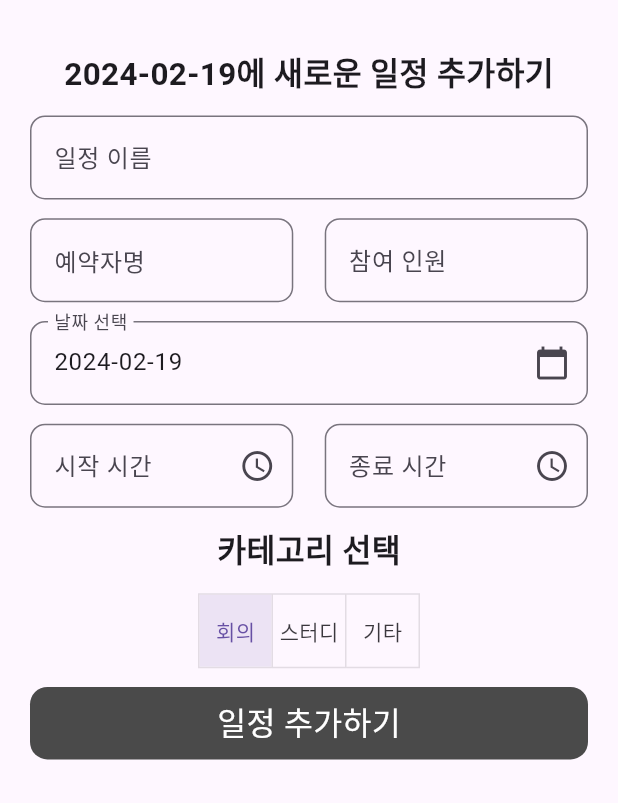
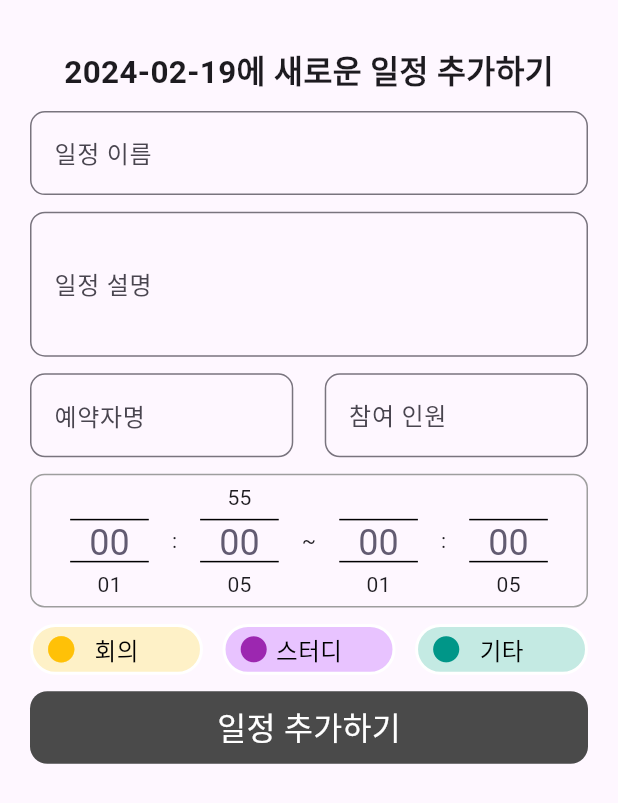
Before and after one commit to skku-comit/Flutter-CoMit-Study-Scheduler-App, a Flutter app: the BottomsheetWidget widget shown alone on an empty page, opened directly, on a phone screen of 412 x 824 dp. Shown: the top 803 px of the screen. Run offline on Flutter 3.47's test engine with Material 3 defaults, Android fonts, the phone set to English and light mode, and no system bars; drawn by our look-alikes of numberpicker; our stand-ins replace cloud_firestore, firebase_auth, firebase_core, firebase_storage, flutter_dotenv, flutter_native_splash and 8 more; accounts and stored records are empty; network calls fail.

```diff
--- a/lib/bottomsheet_widget.dart
+++ b/lib/bottomsheet_widget.dart
@@ -1,13 +1,10 @@
-import 'package:dropdown_button2/dropdown_button2.dart';
 import 'package:flutter/material.dart';
-import 'package:flutter_comit_study_scheduler_app/features/personalization/controllers/user_controller.dart';
 import 'package:flutter_comit_study_scheduler_app/features/reservation/controllers/calendar_controller.dart';
 import 'package:flutter_comit_study_scheduler_app/features/reservation/controllers/create_event_controller.dart';
+import 'package:flutter_comit_study_scheduler_app/timepicker.dart';
 import 'package:flutter_comit_study_scheduler_app/utils/formatters/formatter.dart';
-import 'package:flutter_platform_widgets/flutter_platform_widgets.dart';
 import 'package:flutter_screenutil/flutter_screenutil.dart';
 import 'package:get/get.dart';
-import 'package:get_storage/get_storage.dart';
 
 class BottomsheetWidget extends StatefulWidget {
   BottomsheetWidget({Key? key}) : super(key: key);
@@ -17,13 +14,13 @@ class BottomsheetWidget extends StatefulWidget {
 }
 
 class _BottomsheetWidgetState extends State<BottomsheetWidget> {
-  final List<int> participantCount = [3, 4, 5, 6, 7];
   int? selectedParticipantCount;
   DateTime selectedDate = DateTime.now();
   TimeOfDay selectedStartTime = TimeOfDay.now();
   TimeOfDay selectedEndTime = TimeOfDay.now();
-
-  final List<bool> _selected = <bool>[true, false, false];
+  bool studyClicked = false;
+  bool meetingClicked = false;
+  bool otherClicked = false;
 
   final _formkey = GlobalKey<FormState>();
 
@@ -57,6 +54,20 @@ class _BottomsheetWidgetState extends State<BottomsheetWidget> {
                   ),
                 ),
               ),
+              SizedBox(
+                height: 100.h,
+                child: TextField(
+                  controller: controller.description,
+                  decoration: InputDecoration(
+                    label: Text('일정 설명'),
+                    border: OutlineInputBorder(
+                      borderRadius: BorderRadius.circular(10),
+                    ),
+                  ),
+                  maxLines: null,
+                  expands: true,
+                ),
+              ),
               Row(
                 children: [
                   Expanded(
@@ -84,117 +95,143 @@ class _BottomsheetWidgetState extends State<BottomsheetWidget> {
                   )
                 ],
               ),
-              TextField(
-                controller: controller.date,
-                decoration: InputDecoration(
-                  labelText: '날짜 선택',
-                  border: OutlineInputBorder(
-                    borderRadius: BorderRadius.circular(10),
+              TimePicker(),
+              Row(
+                mainAxisAlignment: MainAxisAlignment.spaceBetween,
+                children: [
+                  InkWell(
+                      customBorder: RoundedRectangleBorder(
+                        borderRadius: BorderRadius.circular(50.r),
                       ),
-                  suffixIcon: IconButton(
-                    icon: Icon(Icons.calendar_today),
-                    onPressed: () async {
-                      final pickedDate = await showPlatformDatePicker(
-                        context: context,
-                        initialDate: selectedDate,
-                        firstDate: DateTime(2000),
-                        lastDate: DateTime(2100),
-                      );
+                      onTap: () {
+                        setState(() {
+                          studyClicked = false;
+                          meetingClicked = !meetingClicked;
+                          otherClicked = false;
+                        });
+                      },
+                      child: Ink(
+                        decoration: BoxDecoration(
+                          borderRadius: BorderRadius.circular(50.r),
+                          color: Color(0xFFFFE873).withOpacity(0.4),
+                          border: meetingClicked
+                              ? Border.all(color: Colors.amber, width: 2)
+                              : Border.all(color: Colors.white, width: 2),
+                        ),
+                        width: 110.w,
+                        height: 35.h,
+                        padding: EdgeInsets.symmetric(horizontal: 8.w),
+                        child: Stack(
+                          children: [
+                            Align(
+                              alignment: Alignment.centerLeft,
+                              child: Icon(
+                                Icons.circle,
+                                color: Colors.amber,
+                                size: 20.sp,
+                              ),
+                            ),
+                            Align(
+                              alignment: Alignment.center,
+                              child: Text(
+                                '회의',
+                                style: TextStyle(
+                                    fontSize: 15.sp, color: Colors.black),
+                              ),
+                            ),
+                          ],
+                        ),
+                      )),
+                  InkWell(
+                    customBorder: RoundedRectangleBorder(
+                      borderRadius: BorderRadius.circular(50.r),
+                    ),
+                    onTap: () {
+                      setState(() {
+                        meetingClicked = false;
 
-                      if (pickedDate != null && pickedDate != selectedDate) {
-                        setState(() {
-                          selectedDate = pickedDate;
-                          controller.date.text =
-                              Formatter.formatDate(pickedDate);
+                        studyClicked = !studyClicked;
+                        otherClicked = false;
                       });
-                      }
                     },
+                    child: Ink(
+                      decoration: BoxDecoration(
+                        borderRadius: BorderRadius.circular(50.r),
+                        color: Color(0xFFC875FF).withOpacity(0.4),
+                        border: studyClicked
+                            ? Border.all(color: Colors.purple, width: 2)
+                            : Border.all(color: Colors.white, width: 2),
+                      ),
+                      width: 110.w,
+                      height: 35.h,
+                      padding: EdgeInsets.symmetric(horizontal: 8.w),
+                      child: Stack(
+                        children: [
+                          Align(
+                            alignment: Alignment.centerLeft,
+                            child: Icon(
+                              Icons.circle,
+                              color: Colors.purple,
+                              size: 20.sp,
+                            ),
+                          ),
+                          Align(
+                            alignment: Alignment.center,
+                            child: Text(
+                              '스터디',
+                              style: TextStyle(
+                                  fontSize: 15.sp, color: Colors.black),
+                            ),
+                          ),
+                        ],
                       ),
                     ),
                   ),
-              Row(
+                  InkWell(
+                    customBorder: RoundedRectangleBorder(
+                      borderRadius: BorderRadius.circular(50.r),
+                    ),
+                    onTap: () {
+                      setState(() {
+                        meetingClicked = false;
+                        studyClicked = false;
+                        otherClicked = !otherClicked;
+                      });
+                    },
+                    child: Ink(
+                      decoration: BoxDecoration(
+                        borderRadius: BorderRadius.circular(50.r),
+                        color: Color(0xFF6DD7B9).withOpacity(0.4),
+                        border: otherClicked
+                            ? Border.all(color: Colors.teal, width: 2)
+                            : Border.all(color: Colors.white, width: 2),
+                      ),
+                      padding: EdgeInsets.symmetric(horizontal: 8.w),
+                      width: 110.w,
+                      height: 35.h,
+                      child: Stack(
                         children: [
-                  Expanded(
-                    child: TextField(
-                      controller: controller.startTime,
-                      decoration: InputDecoration(
-                        labelText: '시작 시간',
-                        border: OutlineInputBorder(
-                          borderRadius: BorderRadius.circular(10),
-                        ),
-                        suffixIcon: IconButton(
-                          icon: Icon(Icons.access_time),
-                          onPressed: () async {
-                            final pickedTime = await showTimePicker(
-                              context: context,
-                              initialTime: selectedStartTime,
-                            );
-
-                            if (pickedTime != null &&
-                                pickedTime != selectedStartTime) {
-                              setState(() {
-                                selectedStartTime = pickedTime;
-                                controller.startTime.text =
-                                    "${pickedTime.hour}:${pickedTime.minute}";
-                              });
-                            }
-                          },
+                          Align(
+                            alignment: Alignment.centerLeft,
+                            child: Icon(
+                              Icons.circle,
+                              color: Colors.teal,
+                              size: 20.sp,
                             ),
                           ),
+                          Align(
+                            alignment: Alignment.center,
+                            child: Text(
+                              '기타',
+                              style: TextStyle(
+                                  fontSize: 15.sp, color: Colors.black),
                             ),
                           ),
-                  SizedBox(width: 20.w),
-                  Expanded(
-                    child: TextField(
-                      controller: controller.endTime,
-                      decoration: InputDecoration(
-                        labelText: '종료 시간',
-                        border: OutlineInputBorder(
-                          borderRadius: BorderRadius.circular(10),
-                        ),
-                        suffixIcon: IconButton(
-                          icon: Icon(Icons.access_time),
-                          onPressed: () async {
-                            final pickedTime = await showTimePicker(
-                              context: context,
-                              initialTime: selectedEndTime,
-                            );
-
-                            if (pickedTime != null &&
-                                pickedTime != selectedEndTime) {
-                              setState(() {
-                                selectedEndTime = pickedTime;
-                                controller.endTime.text =
-                                    "${pickedTime.hour}:${pickedTime.minute}";
-                              });
-                            }
-                          },
-                        ),
+                        ],
                       ),
                     ),
                   ),
                 ],
-              ),
-              Text(
-                '카테고리 선택',
-                style: TextStyle(
-                  fontSize: 20.sp,
-                  fontWeight: FontWeight.bold,
-                ),
-              ),
-
-              ToggleButtons(
-                children: [Text('회의'), Text('스터디'), Text('기타')],
-                isSelected: _selected,
-                onPressed: (int index) {
-                  setState(() {
-                    for (int i = 0; i < _selected.length; i++) {
-                      _selected[i] = i == index;
-                    }
-                  });
-                  CreateEventController.instance
-                      .setSelectedCategoryIndex(index);
-                },
               ),
               InkWell(
                 onTap: () {
--- a/lib/home_page.dart
+++ b/lib/home_page.dart
@@ -7,7 +7,7 @@ class HomePage extends StatelessWidget {
   Widget build(BuildContext context) {
     return Scaffold(
       body: Center(
-        child: Image(image: AssetImage('assets/logos/comit-logo.jpeg')),
+        child: Image(image: AssetImage('assets/logos/comit-logo.png')),
       ),
     );
   }
```
Also changed, not shown: lib/features/authentication/screens/login/login_page.dart (+22 -94 lines). Lines whose indentation alone changed are shown as unchanged.
